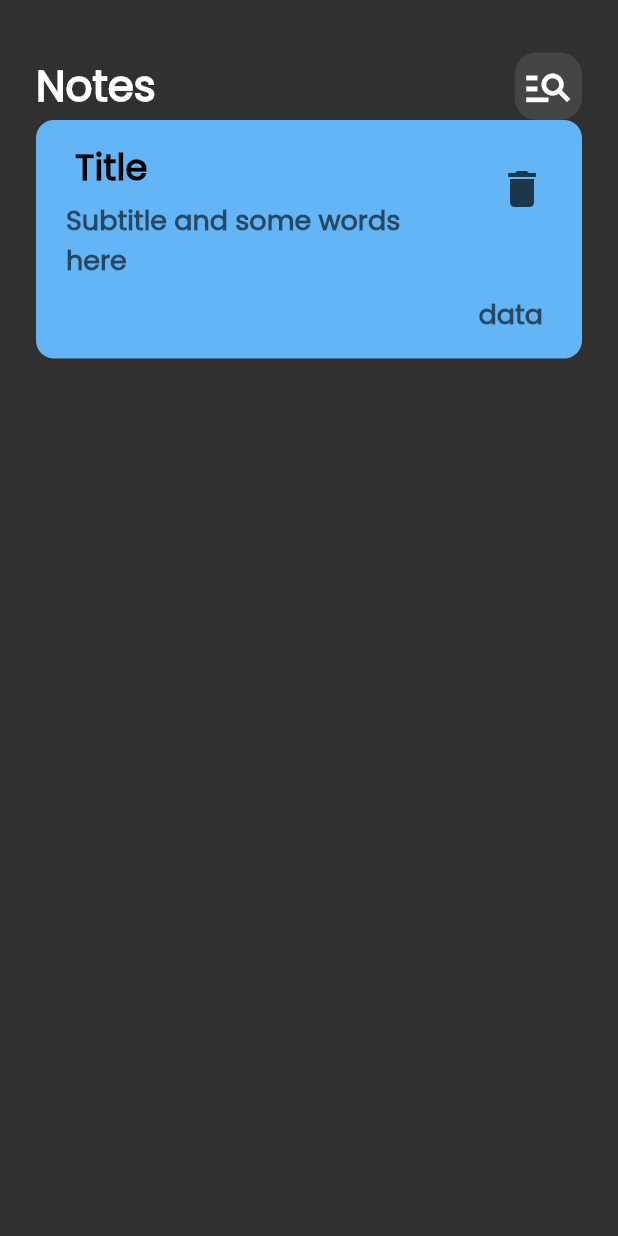
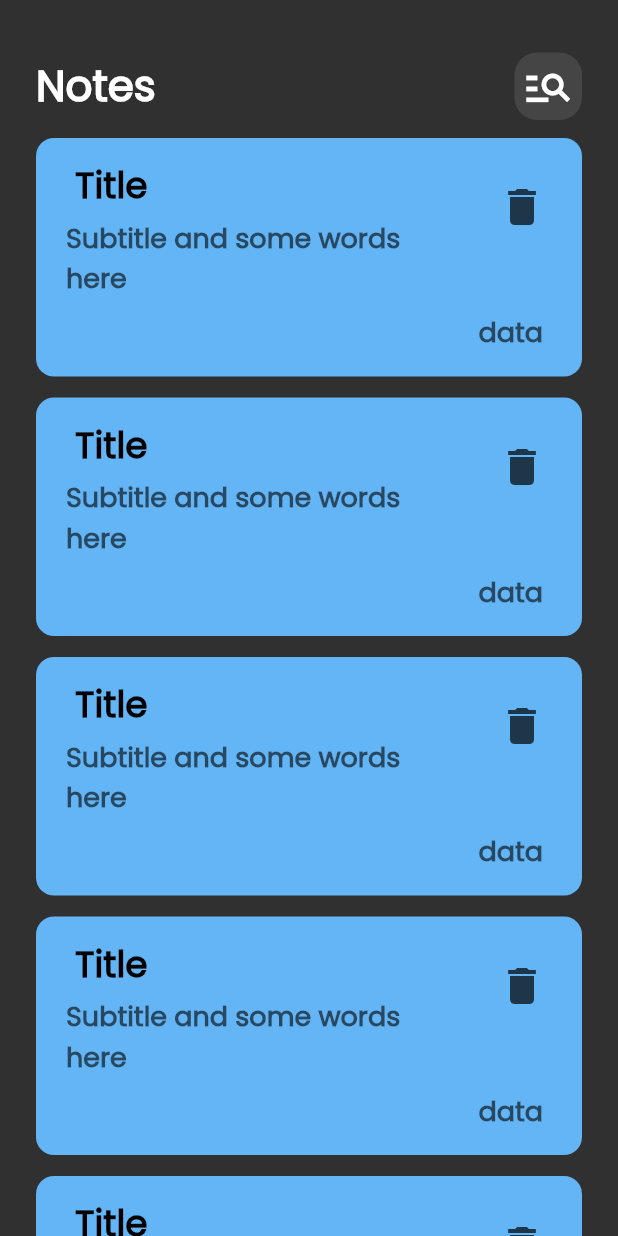
Before and after one commit to Ahmedmahmouddd/notes_app, a Flutter app: the screen it shows after launch, on a phone screen of 412 x 824 dp. Run offline on Flutter 3.47's test engine with Material 2 defaults, Android fonts, the phone set to English and light mode, and no system bars.

Commit message:
create notes list view

```diff
--- a/lib/widgets/custom_app_bar.dart
+++ b/lib/widgets/custom_app_bar.dart
@@ -7,7 +7,10 @@ class CustomAppBar extends StatelessWidget {
 
   @override
   Widget build(BuildContext context) {
-    return const Row(
+    // ignore: prefer_const_constructors
+    return Padding(
+      padding: const EdgeInsets.only(bottom: 12.0),
+      child: const Row(
         mainAxisAlignment: MainAxisAlignment.spaceBetween,
         children: [
           Text(
@@ -17,6 +20,7 @@ class CustomAppBar extends StatelessWidget {
           ),
           CustomSearchIcon(),
         ],
+      ),
     );
   }
 }
--- /dev/null
+++ b/lib/widgets/notes_item.dart
@@ -0,0 +1,65 @@
+import 'package:flutter/material.dart';
+
+class NotesItem extends StatelessWidget {
+  const NotesItem({super.key});
+
+  @override
+  Widget build(BuildContext context) {
+    return Container(
+      decoration: BoxDecoration(
+        color: Colors.blue[300],
+        borderRadius: BorderRadius.circular(12),
+      ),
+      child: Column(
+        crossAxisAlignment: CrossAxisAlignment.end,
+        children: [
+          ListTile(
+            title: const Padding(
+              padding: EdgeInsets.only(top: 10, left: 10),
+              child: Text(
+                'Title',
+                style: TextStyle(
+                    color: Colors.black,
+                    fontSize: 24,
+                    fontWeight: FontWeight.w600),
+              ),
+            ),
+            subtitle: Padding(
+              padding: const EdgeInsets.only(top: 3, bottom: 5, left: 4),
+              child: Text(
+                'Subtitle and some words here',
+                style: TextStyle(
+                  color: Colors.black.withOpacity(0.6),
+                  fontSize: 18,
+                  fontWeight: FontWeight.w600,
+                ),
+              ),
+            ),
+            trailing: Padding(
+              padding: const EdgeInsets.only(top: 6.0),
+              child: IconButton(
+                onPressed: () {},
+                icon: Icon(
+                  Icons.delete,
+                  size: 32,
+                  color: Colors.black.withOpacity(0.7),
+                ),
+              ),
+            ),
+          ),
+          Padding(
+            padding: const EdgeInsets.only(bottom: 16.0, right: 26, left: 4),
+            child: Text(
+              'data',
+              style: TextStyle(
+                color: Colors.black.withOpacity(0.6),
+                fontSize: 18,
+                fontWeight: FontWeight.bold,
+              ),
+            ),
+          )
+        ],
+      ),
+    );
+  }
+}
--- /dev/null
+++ b/lib/widgets/notes_list_view.dart
@@ -0,0 +1,20 @@
+import 'package:flutter/material.dart';
+
+import 'notes_item.dart';
+
+class NotesListView extends StatelessWidget {
+  const NotesListView({super.key});
+
+  @override
+  Widget build(BuildContext context) {
+    return ListView.builder(
+      physics: const BouncingScrollPhysics(),
+      itemBuilder: (context, index) {
+        return const Padding(
+          padding: EdgeInsets.only(bottom: 14.0),
+          child: NotesItem(),
+        );
+      },
+    );
+  }
+}
--- a/lib/widgets/notes_view_body.dart
+++ b/lib/widgets/notes_view_body.dart
@@ -1,5 +1,6 @@
 import 'package:flutter/material.dart';
 import 'custom_app_bar.dart';
+import 'notes_list_view.dart';
 
 class NotesViewBody extends StatelessWidget {
   const NotesViewBody({super.key});
@@ -13,73 +14,9 @@ class NotesViewBody extends StatelessWidget {
         children: [
           SizedBox(height: 35),
           CustomAppBar(),
-          NoteItem(),
+          Expanded(child: NotesListView()),
         ],
       ),
     );
   }
 }
-
-class NoteItem extends StatelessWidget {
-  const NoteItem({super.key});
-
-  @override
-  Widget build(BuildContext context) {
-    return Container(
-      decoration: BoxDecoration(
-        color: Colors.blue[300],
-        borderRadius: BorderRadius.circular(12),
-      ),
-      child: Column(
-        crossAxisAlignment: CrossAxisAlignment.end,
-        children: [
-          ListTile(
-            title: const Padding(
-              padding: EdgeInsets.only(top: 10, left: 10),
-              child: Text(
-                'Title',
-                style: TextStyle(
-                    color: Colors.black,
-                    fontSize: 24,
-                    fontWeight: FontWeight.w600),
-              ),
-            ),
-            subtitle: Padding(
-              padding: const EdgeInsets.only(top: 3, bottom: 5, left: 4),
-              child: Text(
-                'Subtitle and some words here',
-                style: TextStyle(
-                  color: Colors.black.withOpacity(0.6),
-                  fontSize: 18,
-                  fontWeight: FontWeight.w600,
-                ),
-              ),
-            ),
-            trailing: Padding(
-              padding: const EdgeInsets.only(top: 6.0),
-              child: IconButton(
-                onPressed: () {},
-                icon: Icon(
-                  Icons.delete,
-                  size: 32,
-                  color: Colors.black.withOpacity(0.7),
-                ),
-              ),
-            ),
-          ),
-          Padding(
-            padding: const EdgeInsets.only(bottom: 16.0, right: 26, left: 4),
-            child: Text(
-              'data',
-              style: TextStyle(
-                color: Colors.black.withOpacity(0.6),
-                fontSize: 18,
-                fontWeight: FontWeight.bold,
-              ),
-            ),
-          )
-        ],
-      ),
-    );
-  }
-}
```
Lines whose indentation alone changed are shown as unchanged.
